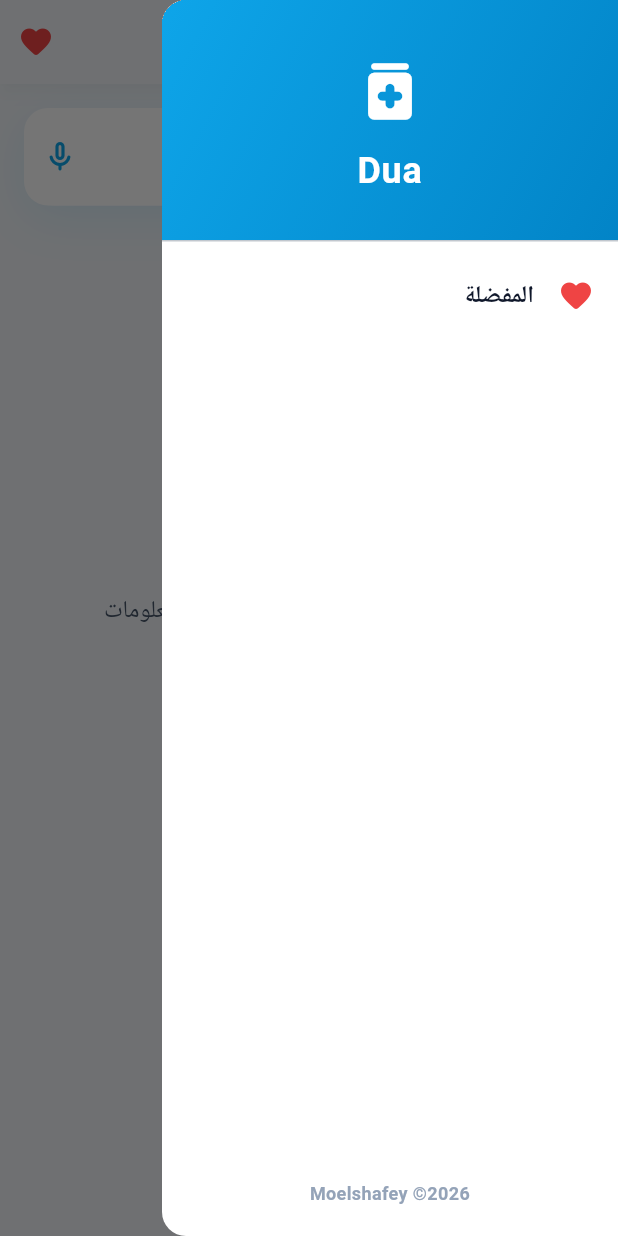
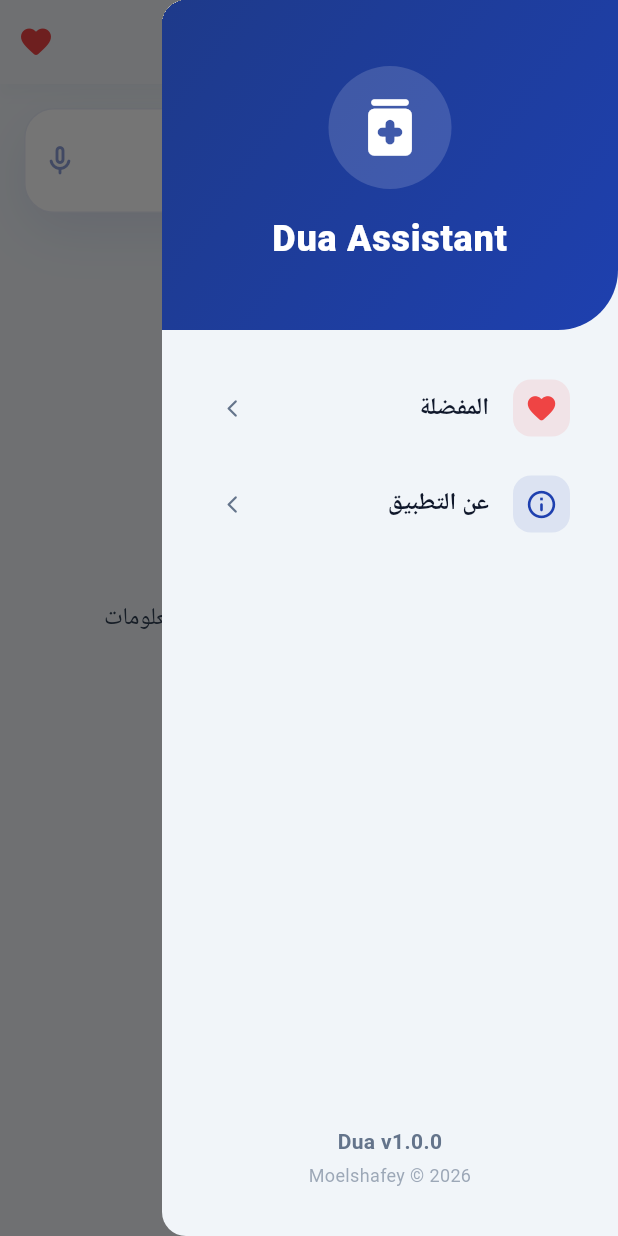
Before and after one commit to MOELSHAFEY/Dua-application, a Flutter app: the HomeScreen screen opened directly, with the side drawer open, on a phone screen of 412 x 824 dp. Run offline on Flutter 3.47's test engine with Material 3 defaults, Android fonts, the phone set to English and light mode, and no system bars; our stand-ins replace animate_do, dartz, equatable, flutter_bloc, get_it, google_fonts and 4 more; accounts and stored records are empty; network calls fail; Roboto replaces fonts that are missing (Cairo).

Commit message:
feat: implement Medical Slate design system and initialize core project structure

```diff
--- a/lib/core/theme/colors.dart
+++ b/lib/core/theme/colors.dart
@@ -3,15 +3,15 @@ import 'package:flutter/material.dart';
 class AppColors {
   AppColors._();
 
-  // Primary brand color
-  static const Color primary = Color(0xFF0EA5E9);
-  static const Color primaryLight = Color(0xFF38BDF8);
-  static const Color primaryDark = Color(0xFF0284C7);
+  // Primary brand color - Sophisticated Deep Blue/Indigo
+  static const Color primary = Color(0xFF1E40AF);
+  static const Color primaryLight = Color(0xFF3B82F6);
+  static const Color primaryDark = Color(0xFF1E3A8A);
 
-  // Accent color - Now Blue
-  static const Color accent = Color(0xFF60A5FA);
+  // Accent color - Medical Teal
+  static const Color accent = Color(0xFF0D9488);
 
-  // Background
+  // Background - Soft Slate
   static const Color background = Color(0xFFF8FAFC);
   static const Color scaffoldBackground = Color(0xFFF1F5F9);
 
@@ -19,30 +19,31 @@ class AppColors {
   static const Color cardBackground = Color(0xFFFFFFFF);
   static const Color surface = Color(0xFFFFFFFF);
 
-  // Text colors
+  // Text colors - Slate palette
   static const Color textPrimary = Color(0xFF0F172A);
-  static const Color textSecondary = Color(0xFF475569);
-  static const Color textLight = Color(0xFF94A3B8);
+  static const Color textSecondary = Color(0xFF334155);
+  static const Color textLight = Color(0xFF64748B);
 
-  // Status colors - All Blue-themed
-  static const Color success = Color(0xFF3B82F6);
-  static const Color error = Color(0xFFEF4444); // Error remains red for safety/convention
-  static const Color warning = Color(0xFF0284C7);
-  static const Color info = Color(0xFF60A5FA);
+  // Status colors
+  static const Color success = Color(0xFF10B981);
+  static const Color error = Color(0xFFEF4444);
+  static const Color warning = Color(0xFFF59E0B);
+  static const Color info = Color(0xFF3B82F6);
 
-  // Gradient colors
-  static const Color gradientPrimaryStart = Color(0xFF0EA5E9);
-  static const Color gradientPrimaryEnd = Color(0xFF38BDF8);
+  // Premium Gradient tokens
+  static const Color gradientPrimaryStart = Color(0xFF1E40AF);
+  static const Color gradientPrimaryEnd = Color(0xFF3B82F6);
 
-  static const Color gradientCardStart = Color(0xFFE0F2FE);
-  static const Color gradientCardEnd = Color(0xFFF8FAFC);
+  static const Color gradientCardStart = Color(0xFFF1F5F9);
+  static const Color gradientCardEnd = Color(0xFFFFFFFF);
 
-  static const Color gradientHeaderMiddle = Color(0xFF0EA5E9);
-  static const Color gradientHeaderEnd = Color(0xFF0284C7);
+  static const Color gradientHeaderStart = Color(0xFF1E3A8A);
+  static const Color gradientHeaderEnd = Color(0xFF1E40AF);
 
-  // Grey shades
+  // Neutral shades
   static const Color grey50 = Color(0xFFF8FAFC);
   static const Color grey100 = Color(0xFFF1F5F9);
   static const Color grey200 = Color(0xFFE2E8F0);
   static const Color grey300 = Color(0xFFCBD5E1);
+  static const Color grey800 = Color(0xFF1E293B);
 }
--- a/lib/features/drug_search/presentation/pages/home_screen.dart
+++ b/lib/features/drug_search/presentation/pages/home_screen.dart
@@ -1,3 +1,4 @@
+import 'package:dua/features/app_info/app_info_screen.dart';
 import 'package:flutter/material.dart';
 import 'package:flutter_bloc/flutter_bloc.dart';
 import 'package:google_fonts/google_fonts.dart';
@@ -40,48 +41,55 @@ class _HomeScreenState extends State<HomeScreen> {
 
   Widget _buildDrawer() {
     return Drawer(
-      backgroundColor: AppColors.surface,
+      backgroundColor: Theme.of(context).scaffoldBackgroundColor,
       child: Column(
         children: [
-          DrawerHeader(
+          Container(
+            height: 220,
+            width: double.infinity,
             decoration: const BoxDecoration(
               gradient: LinearGradient(
-                colors: [AppColors.primary, AppColors.primaryDark],
+                colors: [AppColors.primaryDark, AppColors.primary],
                 begin: Alignment.topLeft,
                 end: Alignment.bottomRight,
               ),
+              borderRadius: BorderRadius.only(bottomRight: Radius.circular(40)),
             ),
-            child: Center(
+            child: SafeArea(
               child: Column(
                 mainAxisAlignment: MainAxisAlignment.center,
                 children: [
-                  const Icon(
+                  Container(
+                    padding: const EdgeInsets.all(16),
+                    decoration: BoxDecoration(
+                      color: Colors.white.withValues(alpha: 0.15),
+                      shape: BoxShape.circle,
+                    ),
+                    child: const Icon(
                       Icons.medication_rounded,
                       color: Colors.white,
                       size: 50,
                     ),
-                  const SizedBox(height: 10),
+                  ),
+                  const SizedBox(height: 16),
                   Text(
-                    'Dua',
+                    'Dua Assistant',
                     style: GoogleFonts.cairo(
                       color: Colors.white,
                       fontSize: 24,
-                      fontWeight: FontWeight.bold,
+                      fontWeight: FontWeight.w900,
+                      letterSpacing: 0.5,
                     ),
                   ),
                 ],
               ),
             ),
           ),
-          ListTile(
-            leading: const Icon(
-              Icons.favorite_rounded,
+          const SizedBox(height: 20),
+          _buildDrawerItem(
+            icon: Icons.favorite_rounded,
+            title: 'المفضلة',
             color: AppColors.error,
-            ),
-            title: Text(
-              'المفضلة',
-              style: GoogleFonts.cairo(fontWeight: FontWeight.w600),
-            ),
             onTap: () {
               Navigator.pop(context);
               Navigator.push(
@@ -92,19 +100,79 @@ class _HomeScreenState extends State<HomeScreen> {
               );
             },
           ),
+          _buildDrawerItem(
+            icon: Icons.info_outline_rounded,
+            title: 'عن التطبيق',
+            color: AppColors.primary,
+            onTap: () {
+              Navigator.pop(context);
+              Navigator.push(
+                context,
+                MaterialPageRoute(builder: (context) => const AppInfoScreen()),
+              );
+            },
+          ),
           const Spacer(),
           Padding(
-            padding: const EdgeInsets.all(20),
-            child: Text(
-              'Moelshafey ©2026',
+            padding: const EdgeInsets.all(32),
+            child: Column(
+              children: [
+                Text(
+                  'Dua v1.0.0',
                   style: GoogleFonts.cairo(
-                fontSize: 12,
+                    fontSize: 14,
                     color: AppColors.textLight,
                     fontWeight: FontWeight.bold,
                   ),
                 ),
+                const SizedBox(height: 4),
+                Text(
+                  'Moelshafey © 2026',
+                  style: GoogleFonts.cairo(
+                    fontSize: 12,
+                    color: AppColors.textLight.withValues(alpha: 0.6),
+                  ),
                 ),
               ],
+            ),
+          ),
+        ],
+      ),
+    );
+  }
+
+  Widget _buildDrawerItem({
+    required IconData icon,
+    required String title,
+    required Color color,
+    required VoidCallback onTap,
+  }) {
+    return Padding(
+      padding: const EdgeInsets.symmetric(horizontal: 16, vertical: 4),
+      child: ListTile(
+        leading: Container(
+          padding: const EdgeInsets.all(8),
+          decoration: BoxDecoration(
+            color: color.withValues(alpha: 0.1),
+            borderRadius: BorderRadius.circular(12),
+          ),
+          child: Icon(icon, color: color, size: 22),
+        ),
+        title: Text(
+          title,
+          style: GoogleFonts.cairo(
+            fontWeight: FontWeight.w700,
+            color: AppColors.textPrimary,
+            fontSize: 16,
+          ),
+        ),
+        trailing: const Icon(
+          Icons.arrow_forward_ios_rounded,
+          size: 14,
+          color: AppColors.textLight,
+        ),
+        shape: RoundedRectangleBorder(borderRadius: BorderRadius.circular(16)),
+        onTap: onTap,
       ),
     );
   }
@@ -126,11 +194,9 @@ class _HomeScreenState extends State<HomeScreen> {
                 child: Column(
                   crossAxisAlignment: CrossAxisAlignment.stretch,
                   children: [
-
                     _buildSearchField(),
                     const SizedBox(height: 32),
                     _buildResults(state),
-
                   ],
                 ),
               ),
@@ -141,19 +207,18 @@ class _HomeScreenState extends State<HomeScreen> {
     );
   }
 
-
   Widget _buildSearchField() {
-    return FadeInUp(
-      duration: const Duration(milliseconds: 700),
+    return FadeInDown(
+      duration: const Duration(milliseconds: 800),
       child: Container(
         decoration: BoxDecoration(
           color: AppColors.surface,
-          borderRadius: BorderRadius.circular(20),
+          borderRadius: BorderRadius.circular(24),
           boxShadow: [
             BoxShadow(
-              color: AppColors.primary.withValues(alpha: 0.12),
-              blurRadius: 25,
-              offset: const Offset(0, 8),
+              color: AppColors.primary.withValues(alpha: 0.1),
+              blurRadius: 30,
+              offset: const Offset(0, 12),
             ),
           ],
         ),
@@ -166,17 +231,28 @@ class _HomeScreenState extends State<HomeScreen> {
           },
           textDirection: TextDirection.rtl,
           textAlign: TextAlign.right,
+          style: GoogleFonts.cairo(
+            fontWeight: FontWeight.w600,
+            fontSize: 17,
+            color: AppColors.textPrimary,
+          ),
           decoration: InputDecoration(
             hintText: 'ابحث عن اسم الدواء...',
             hintStyle: GoogleFonts.cairo(
-              color: AppColors.textLight,
+              color: AppColors.textLight.withValues(alpha: 0.6),
               fontSize: 16,
             ),
-            prefixIcon: IconButton(
+            prefixIcon: Container(
+              margin: const EdgeInsets.all(8),
+              decoration: BoxDecoration(
+                color: AppColors.primary,
+                borderRadius: BorderRadius.circular(16),
+              ),
+              child: IconButton(
                 icon: const Icon(
                   Icons.search_rounded,
-                color: AppColors.primary,
-                size: 28,
+                  color: Colors.white,
+                  size: 24,
                 ),
                 onPressed: () {
                   if (_searchController.text.trim().isNotEmpty) {
@@ -184,24 +260,20 @@ class _HomeScreenState extends State<HomeScreen> {
                   }
                 },
               ),
-            suffixIcon: IconButton(
-              icon: const Icon(
+            ),
+            suffixIcon: Icon(
               Icons.mic_none_rounded,
-                color: AppColors.primary,
-              ),
-              onPressed: () {
-                // Future implementation: Voice Search
-              },
+              color: AppColors.primary.withValues(alpha: 0.5),
             ),
             border: OutlineInputBorder(
-              borderRadius: BorderRadius.circular(20),
+              borderRadius: BorderRadius.circular(24),
               borderSide: BorderSide.none,
             ),
             filled: true,
             fillColor: AppColors.surface,
             contentPadding: const EdgeInsets.symmetric(
               horizontal: 24,
-              vertical: 20,
+              vertical: 22,
             ),
           ),
         ),
@@ -301,7 +373,6 @@ class _HomeScreenState extends State<HomeScreen> {
     );
   }
 
-
   void _showErrorSnackBar(String message) {
     ScaffoldMessenger.of(context).showSnackBar(
       SnackBar(
```
Also changed, not shown: lib/core/theme/themes.dart (+76 -38 lines), lib/core/widgets/enhanced_drug_card.dart (+30 -38 lines), lib/features/access_control/presentation/pages/check_access_screen.dart (+5 -2 lines), lib/features/app_info/app_info_screen.dart (added, +172 -0 lines), 1 other file. Lines whose indentation alone changed are shown as unchanged.
